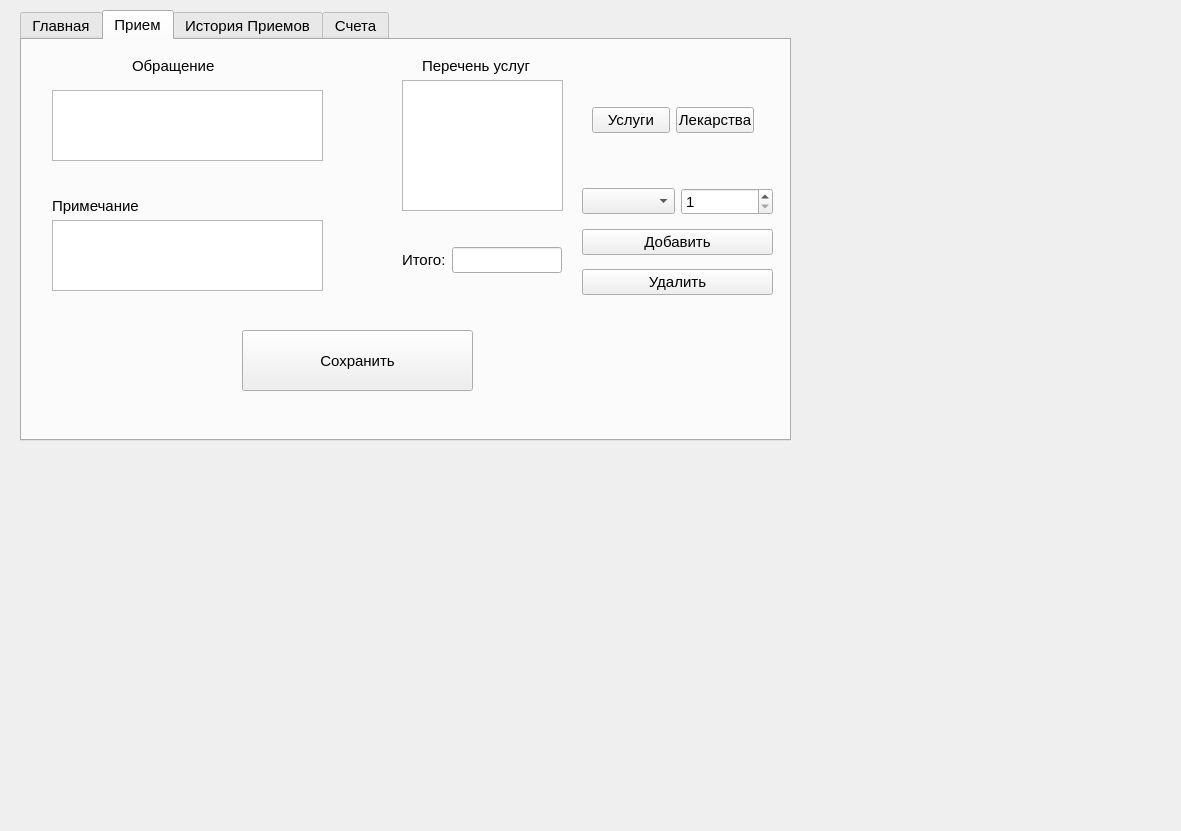
The window that ui/medicalCard.ui (flexyw1be/DentalProject) describes before a commit, drawn with Qt 5.
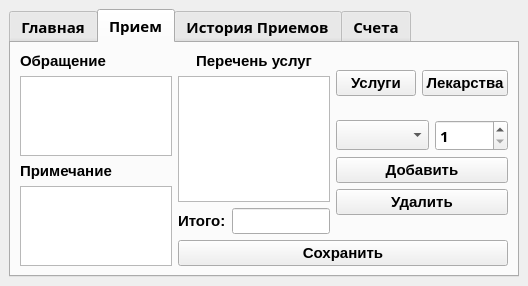
The same window after the commit. The open tabs and pages were chosen to show the change.

The edit to the form file:
```diff
--- a/ui/medicalCard.ui
+++ b/ui/medicalCard.ui
@@ -6,106 +6,35 @@
    <rect>
     <x>0</x>
     <y>0</y>
-    <width>1181</width>
-    <height>831</height>
+    <width>528</width>
+    <height>286</height>
    </rect>
   </property>
   <property name="windowTitle">
    <string>MainWindow</string>
   </property>
   <widget class="QWidget" name="centralwidget">
+   <layout class="QVBoxLayout" name="verticalLayout_10">
+    <item>
    <widget class="QTabWidget" name="tabWidget">
-    <property name="geometry">
-     <rect>
-      <x>20</x>
-      <y>10</y>
-      <width>771</width>
-      <height>431</height>
-     </rect>
-    </property>
     <property name="font">
      <font>
-      <family>Segoe UI</family>
+        <family>Segoe UI Semibold</family>
       <pointsize>11</pointsize>
+        <weight>75</weight>
+        <bold>true</bold>
      </font>
     </property>
     <property name="currentIndex">
-     <number>3</number>
+       <number>0</number>
     </property>
     <widget class="QWidget" name="tab">
      <attribute name="title">
       <string>Главная</string>
      </attribute>
-     <widget class="QWidget" name="gridLayoutWidget">
-      <property name="geometry">
-       <rect>
-        <x>0</x>
-        <y>10</y>
-        <width>441</width>
-        <height>141</height>
-       </rect>
-      </property>
+       <layout class="QVBoxLayout" name="verticalLayout_11">
+        <item>
       <layout class="QGridLayout" name="gridLayout">
-       <item row="1" column="0">
-        <layout class="QHBoxLayout" name="horizontalLayout_2">
-         <item>
-          <widget class="QLabel" name="label_3">
-           <property name="font">
-            <font>
-             <family>Segoe UI</family>
-             <pointsize>11</pointsize>
-            </font>
-           </property>
-           <property name="text">
-            <string>Дата рождения:</string>
-           </property>
-          </widget>
-         </item>
-         <item>
-          <widget class="QLabel" name="date_label">
-           <property name="font">
-            <font>
-             <family>Segoe UI</family>
-             <pointsize>11</pointsize>
-            </font>
-           </property>
-           <property name="text">
-            <string/>
-           </property>
-          </widget>
-         </item>
-        </layout>
-       </item>
-       <item row="0" column="0">
-        <layout class="QHBoxLayout" name="horizontalLayout">
-         <item>
-          <widget class="QLabel" name="label_2">
-           <property name="font">
-            <font>
-             <family>Segoe UI</family>
-             <pointsize>11</pointsize>
-            </font>
-           </property>
-           <property name="text">
-            <string>ФИО:</string>
-           </property>
-          </widget>
-         </item>
-         <item>
-          <widget class="QLabel" name="name_label">
-           <property name="font">
-            <font>
-             <family>Segoe UI</family>
-             <pointsize>11</pointsize>
-            </font>
-           </property>
-           <property name="text">
-            <string/>
-           </property>
-          </widget>
-         </item>
-        </layout>
-       </item>
        <item row="2" column="0">
         <layout class="QHBoxLayout" name="horizontalLayout_3">
          <item>
@@ -166,22 +95,96 @@
          </item>
         </layout>
        </item>
-      </layout>
-     </widget>
+          <item row="1" column="0">
+           <layout class="QHBoxLayout" name="horizontalLayout_2">
+            <item>
+             <widget class="QLabel" name="label_3">
+              <property name="font">
+               <font>
+                <family>Segoe UI</family>
+                <pointsize>11</pointsize>
+               </font>
+              </property>
+              <property name="text">
+               <string>Дата рождения:</string>
+              </property>
+             </widget>
+            </item>
+            <item>
+             <widget class="QLabel" name="date_label">
+              <property name="font">
+               <font>
+                <family>Segoe UI</family>
+                <pointsize>11</pointsize>
+               </font>
+              </property>
+              <property name="text">
+               <string/>
+              </property>
+             </widget>
+            </item>
+           </layout>
+          </item>
+          <item row="0" column="0">
+           <layout class="QHBoxLayout" name="horizontalLayout">
+            <item>
+             <widget class="QLabel" name="label_2">
+              <property name="font">
+               <font>
+                <family>Segoe UI</family>
+                <pointsize>11</pointsize>
+               </font>
+              </property>
+              <property name="text">
+               <string>ФИО:</string>
+              </property>
+             </widget>
+            </item>
+            <item>
+             <widget class="QLabel" name="name_label">
+              <property name="font">
+               <font>
+                <family>Segoe UI</family>
+                <pointsize>11</pointsize>
+               </font>
+              </property>
+              <property name="text">
+               <string/>
+              </property>
+             </widget>
+            </item>
+           </layout>
+          </item>
+         </layout>
+        </item>
+        <item>
+         <spacer name="verticalSpacer">
+          <property name="orientation">
+           <enum>Qt::Vertical</enum>
+          </property>
+          <property name="sizeHint" stdset="0">
+           <size>
+            <width>20</width>
+            <height>100</height>
+           </size>
+          </property>
+         </spacer>
+        </item>
+       </layout>
     </widget>
     <widget class="QWidget" name="tab_2">
      <attribute name="title">
       <string>Прием</string>
      </attribute>
+       <layout class="QGridLayout" name="gridLayout_2">
+        <item row="0" column="0">
+         <layout class="QHBoxLayout" name="horizontalLayout_10">
+          <item>
+           <layout class="QVBoxLayout" name="verticalLayout_4">
+            <item>
+             <layout class="QVBoxLayout" name="verticalLayout_2">
+              <item>
      <widget class="QLabel" name="label">
-      <property name="geometry">
-       <rect>
-        <x>110</x>
-        <y>10</y>
-        <width>91</width>
-        <height>31</height>
-       </rect>
-      </property>
       <property name="font">
        <font>
         <family>Segoe UI</family>
@@ -192,34 +195,16 @@
        <string>Обращение</string>
       </property>
      </widget>
-     <widget class="QLabel" name="label_6">
-      <property name="geometry">
-       <rect>
-        <x>400</x>
-        <y>10</y>
-        <width>121</width>
-        <height>31</height>
-       </rect>
-      </property>
-      <property name="font">
-       <font>
-        <family>Segoe UI</family>
-        <pointsize>11</pointsize>
-       </font>
-      </property>
-      <property name="text">
-       <string>Перечень услуг</string>
-      </property>
-     </widget>
+              </item>
+              <item>
+               <widget class="QTextEdit" name="appeal_text_edit"/>
+              </item>
+             </layout>
+            </item>
+            <item>
+             <layout class="QVBoxLayout" name="verticalLayout_3">
+              <item>
      <widget class="QLabel" name="label_7">
-      <property name="geometry">
-       <rect>
-        <x>30</x>
-        <y>150</y>
-        <width>121</width>
-        <height>31</height>
-       </rect>
-      </property>
       <property name="font">
        <font>
         <family>Segoe UI</family>
@@ -230,15 +215,75 @@
        <string>Примечание</string>
       </property>
      </widget>
-     <widget class="QWidget" name="horizontalLayoutWidget">
-      <property name="geometry">
-       <rect>
-        <x>570</x>
-        <y>40</y>
-        <width>162</width>
-        <height>80</height>
-       </rect>
-      </property>
+              </item>
+              <item>
+               <widget class="QTextEdit" name="note_text_edit"/>
+              </item>
+             </layout>
+            </item>
+           </layout>
+          </item>
+          <item>
+           <layout class="QVBoxLayout" name="verticalLayout_8">
+            <item>
+             <layout class="QHBoxLayout" name="horizontalLayout_9">
+              <item>
+               <layout class="QVBoxLayout" name="verticalLayout_6">
+                <item>
+                 <layout class="QVBoxLayout" name="verticalLayout_5">
+                  <item>
+                   <widget class="QLabel" name="label_6">
+                    <property name="font">
+                     <font>
+                      <family>Segoe UI</family>
+                      <pointsize>11</pointsize>
+                     </font>
+                    </property>
+                    <property name="text">
+                     <string>Перечень услуг</string>
+                    </property>
+                    <property name="alignment">
+                     <set>Qt::AlignCenter</set>
+                    </property>
+                   </widget>
+                  </item>
+                  <item>
+                   <widget class="QListWidget" name="price_list"/>
+                  </item>
+                 </layout>
+                </item>
+                <item>
+                 <layout class="QHBoxLayout" name="horizontalLayout_6">
+                  <item>
+                   <widget class="QLabel" name="label_8">
+                    <property name="font">
+                     <font>
+                      <family>Segoe UI</family>
+                      <pointsize>11</pointsize>
+                     </font>
+                    </property>
+                    <property name="text">
+                     <string>Итого:</string>
+                    </property>
+                   </widget>
+                  </item>
+                  <item>
+                   <widget class="QLineEdit" name="cost_line_edit">
+                    <property name="font">
+                     <font>
+                      <family>Segoe UI</family>
+                      <pointsize>11</pointsize>
+                     </font>
+                    </property>
+                   </widget>
+                  </item>
+                 </layout>
+                </item>
+               </layout>
+              </item>
+              <item>
+               <layout class="QVBoxLayout" name="verticalLayout_7">
+                <item>
       <layout class="QHBoxLayout" name="horizontalLayout_5">
        <item>
         <widget class="QPushButton" name="services_push_button">
@@ -267,100 +312,8 @@
         </widget>
        </item>
       </layout>
-     </widget>
-     <widget class="QTextEdit" name="note_text_edit">
-      <property name="geometry">
-       <rect>
-        <x>30</x>
-        <y>180</y>
-        <width>271</width>
-        <height>71</height>
-       </rect>
-      </property>
-     </widget>
-     <widget class="QTextEdit" name="appeal_text_edit">
-      <property name="geometry">
-       <rect>
-        <x>30</x>
-        <y>50</y>
-        <width>271</width>
-        <height>71</height>
-       </rect>
-      </property>
-     </widget>
-     <widget class="QListWidget" name="price_list">
-      <property name="geometry">
-       <rect>
-        <x>380</x>
-        <y>40</y>
-        <width>161</width>
-        <height>131</height>
-       </rect>
-      </property>
-     </widget>
-     <widget class="QWidget" name="horizontalLayoutWidget_2">
-      <property name="geometry">
-       <rect>
-        <x>380</x>
-        <y>180</y>
-        <width>160</width>
-        <height>80</height>
-       </rect>
-      </property>
-      <layout class="QHBoxLayout" name="horizontalLayout_6">
-       <item>
-        <widget class="QLabel" name="label_8">
-         <property name="font">
-          <font>
-           <family>Segoe UI</family>
-           <pointsize>11</pointsize>
-          </font>
-         </property>
-         <property name="text">
-          <string>Итого:</string>
-         </property>
-        </widget>
        </item>
        <item>
-        <widget class="QLineEdit" name="cost_line_edit">
-         <property name="font">
-          <font>
-           <family>Segoe UI</family>
-           <pointsize>11</pointsize>
-          </font>
-         </property>
-        </widget>
-       </item>
-      </layout>
-     </widget>
-     <widget class="QPushButton" name="save_push_button">
-      <property name="geometry">
-       <rect>
-        <x>220</x>
-        <y>290</y>
-        <width>231</width>
-        <height>61</height>
-       </rect>
-      </property>
-      <property name="font">
-       <font>
-        <family>Segoe UI</family>
-        <pointsize>11</pointsize>
-       </font>
-      </property>
-      <property name="text">
-       <string>Сохранить</string>
-      </property>
-     </widget>
-     <widget class="QWidget" name="verticalLayoutWidget">
-      <property name="geometry">
-       <rect>
-        <x>560</x>
-        <y>140</y>
-        <width>191</width>
-        <height>124</height>
-       </rect>
-      </property>
       <layout class="QVBoxLayout" name="verticalLayout">
        <item>
         <layout class="QHBoxLayout" name="horizontalLayout_7">
@@ -403,47 +356,68 @@
         </widget>
        </item>
       </layout>
-     </widget>
+                </item>
+               </layout>
+              </item>
+             </layout>
+            </item>
+            <item>
+             <widget class="QPushButton" name="save_push_button">
+              <property name="font">
+               <font>
+                <family>Segoe UI</family>
+                <pointsize>11</pointsize>
+               </font>
+              </property>
+              <property name="text">
+               <string>Сохранить</string>
+              </property>
+             </widget>
+            </item>
+           </layout>
+          </item>
+         </layout>
+        </item>
+       </layout>
     </widget>
     <widget class="QWidget" name="tab_3">
      <attribute name="title">
       <string>История Приемов</string>
      </attribute>
-     <widget class="QListWidget" name="list_of_notes">
-      <property name="geometry">
-       <rect>
-        <x>30</x>
-        <y>20</y>
-        <width>651</width>
-        <height>301</height>
-       </rect>
-      </property>
-     </widget>
+       <layout class="QGridLayout" name="gridLayout_3">
+        <item row="0" column="0">
+         <widget class="QListWidget" name="list_of_notes"/>
+        </item>
+       </layout>
     </widget>
     <widget class="QWidget" name="tab_4">
      <attribute name="title">
       <string>Счета</string>
      </attribute>
-     <widget class="QListWidget" name="list_of_amounts">
-      <property name="geometry">
-       <rect>
-        <x>30</x>
-        <y>10</y>
-        <width>651</width>
-        <height>301</height>
-       </rect>
-      </property>
-     </widget>
-     <widget class="QWidget" name="horizontalLayoutWidget_3">
-      <property name="geometry">
-       <rect>
-        <x>520</x>
-        <y>310</y>
-        <width>160</width>
-        <height>80</height>
-       </rect>
-      </property>
+       <layout class="QGridLayout" name="gridLayout_4">
+        <item row="0" column="0">
+         <layout class="QVBoxLayout" name="verticalLayout_9">
+          <item>
+           <widget class="QListWidget" name="list_of_amounts"/>
+          </item>
+          <item>
       <layout class="QHBoxLayout" name="horizontalLayout_8">
+            <item>
+             <spacer name="horizontalSpacer">
+              <property name="orientation">
+               <enum>Qt::Horizontal</enum>
+              </property>
+              <property name="sizeType">
+               <enum>QSizePolicy::Fixed</enum>
+              </property>
+              <property name="sizeHint" stdset="0">
+               <size>
+                <width>400</width>
+                <height>20</height>
+               </size>
+              </property>
+             </spacer>
+            </item>
        <item>
         <widget class="QLabel" name="label_9">
          <property name="font">
@@ -471,9 +445,14 @@
         </widget>
        </item>
       </layout>
-     </widget>
-    </widget>
-   </widget>
+          </item>
+         </layout>
+        </item>
+       </layout>
+      </widget>
+     </widget>
+    </item>
+   </layout>
   </widget>
  </widget>
  <resources/>
```
Lines whose indentation alone changed are shown as unchanged.
